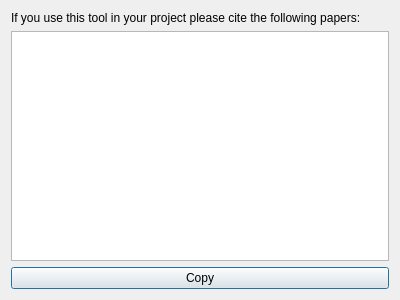
Qt form src/ui/qt_form/citations_window.ui (VTX-Molecular-Visualization/VTX) before a commit.
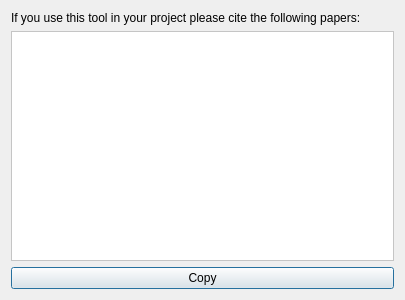
The same form after that commit.

```diff
--- a/src/ui/qt_form/citations_window.ui
+++ b/src/ui/qt_form/citations_window.ui
@@ -6,7 +6,7 @@
    <rect>
     <x>0</x>
     <y>0</y>
-    <width>400</width>
+    <width>405</width>
     <height>300</height>
    </rect>
   </property>
@@ -24,7 +24,16 @@
       </widget>
      </item>
      <item>
-      <widget class="QTextBrowser" name="textBrowserCitations"/>
+      <widget class="QTextBrowser" name="textBrowserCitations">
+       <property name="styleSheet">
+        <string notr="true">background-color: rgb(255, 255, 255);
+color: rgb(0, 0, 0);
+</string>
+       </property>
+       <property name="openExternalLinks">
+        <bool>true</bool>
+       </property>
+      </widget>
      </item>
      <item>
       <widget class="QPushButton" name="pushButtonCopyCitations">
```
